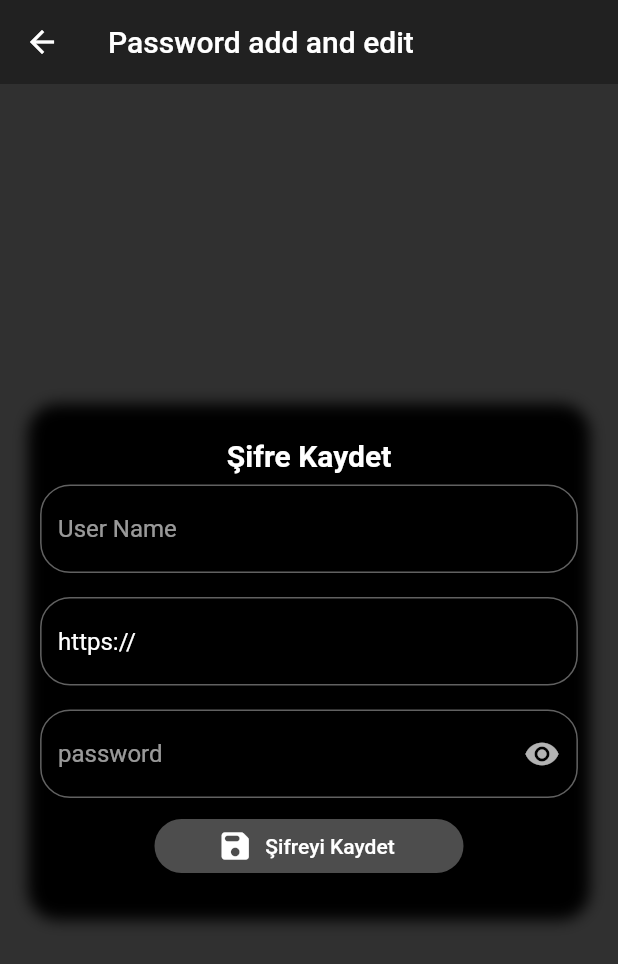
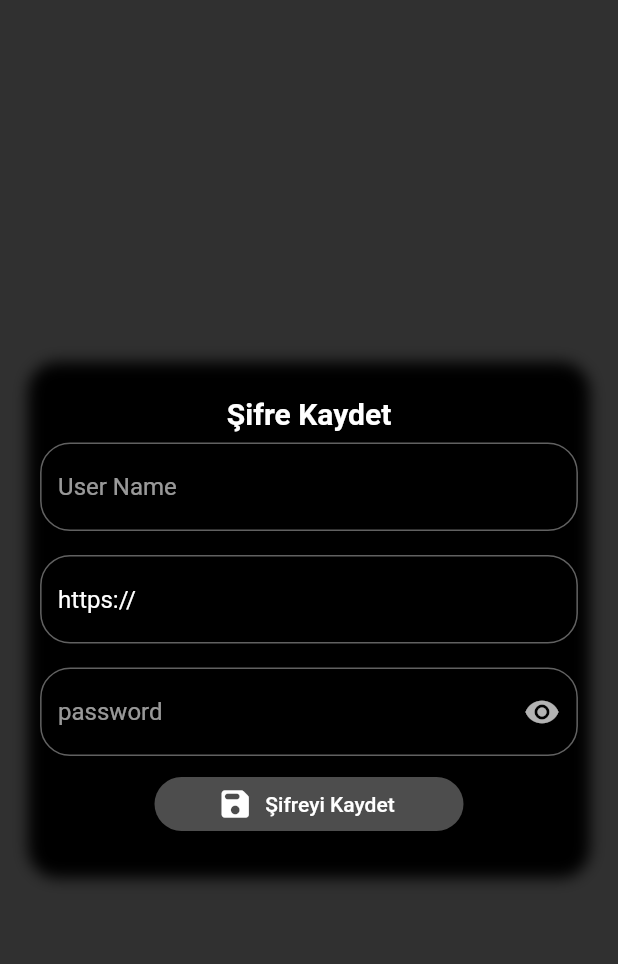
Before and after one commit to fidanci/password-manager, a Flutter app: the HomeScreen screen opened by its route, after a tap on the "add" icon, on a phone screen of 412 x 824 dp. Shown: the top 964 px of the screen. Run offline on Flutter 3.47's test engine with Material 2 defaults, Android fonts, the phone set to English and light mode, and no system bars; our stand-ins replace flutter_secure_storage, sqflite; accounts and stored records are empty.

Commit message:
kodlar düzenlendi

```diff
--- a/lib/core/constants/router_constants.dart
+++ b/lib/core/constants/router_constants.dart
@@ -4,3 +4,4 @@ const HOME_SCREEN = '/homeScreen';
 const ADD_PASSWORD = '/addPassword';
 const DETAIL_PASSWORD = '/detailPassword';
 const UPDATE_PASSWORD = '/updatePassword';
+const SETTING_SCREEN = '/settingScreen';
--- a/lib/core/routes/router.dart
+++ b/lib/core/routes/router.dart
@@ -5,6 +5,7 @@ import 'package:password_manager/view/detail_password/detail_password_screen.dar
 import 'package:password_manager/view/home_screen/home_screen.dart';
 import 'package:password_manager/view/login_screen/login_screen.dart';
 import 'package:password_manager/view/set_first_password/set_first_password.dart';
+import 'package:password_manager/view/settings_screen/setting_screen.dart';
 import 'package:password_manager/view/update_password/update_password.dart';
 
 class Routers {
@@ -22,6 +23,8 @@ class Routers {
         return MaterialPageRoute(builder: (_) => DetailPasswordScreen());
       case UPDATE_PASSWORD:
         return MaterialPageRoute(builder: (_) => UpdatePassword());
+      case SETTING_SCREEN:
+        return MaterialPageRoute(builder: (_) => SettingsScreen());
       default:
         return MaterialPageRoute(
           builder: (_) => Scaffold(
--- a/lib/view/add_password/add_password.dart
+++ b/lib/view/add_password/add_password.dart
@@ -1,4 +1,6 @@
 import 'package:flutter/material.dart';
+import 'package:password_manager/view/components/edit_view_body_widget.dart';
+import 'package:password_manager/view/components/elevated_button_widget.dart';
 import 'package:password_manager/view/components/text_field_widget.dart';
 import 'package:password_manager/view/add_password/add_passwords_view_model.dart';
 import 'package:provider/provider.dart';
@@ -14,52 +16,55 @@ class AddPassword extends StatelessWidget {
     return WillPopScope(
       onWillPop: () => viewModel.popScopeFunction(),
       child: Scaffold(
-        appBar: AppBar(
-          title: Text("Password add and edit"),
-          elevation: 0,
+        body: bodyWidget(size, viewModel, context),
       ),
-        body: Form(
-          key: viewModel.formKey,
-          child: Center(
-            child: Container(
+    );
+  }
+
+  Widget bodyWidget(
+      Size size, AddPasswordsViewModel viewModel, BuildContext context) {
+    return EditScreenBodyWidget(
       height: size.height / 2.4,
       width: size.width / 1.1,
-              decoration: BoxDecoration(
-                borderRadius: BorderRadius.circular(20),
-                boxShadow: [
-                  BoxShadow(
-                    color: Colors.black,
-                    offset: Offset(0.0, 1.5),
-                    blurRadius: 8.0,
-                  ),
+      body: Column(
+        children: [
+          Spacer(),
+          titleText,
+          usernameTextField(viewModel),
+          urlTextField(viewModel),
+          passwordTextField(viewModel),
+          elevatedSaveButton(viewModel, context),
+          Spacer(),
         ],
       ),
-              child: Column(
-                children: [
-                  Spacer(),
-                  Text(
+    );
+  }
+
+  Widget get titleText => Text(
         "Şifre Kaydet",
         style: TextStyle(
           fontSize: 20,
           fontWeight: FontWeight.bold,
         ),
-                  ),
-                  TextFieldWidget(
+      );
+  Widget usernameTextField(AddPasswordsViewModel viewModel) => TextFieldWidget(
         onChanged: (String value) {
           viewModel.setUsername = value;
         },
         hintText: "User Name",
         obscureText: false,
-                  ),
-                  TextFieldWidget(
+      );
+
+  Widget urlTextField(AddPasswordsViewModel viewModel) => TextFieldWidget(
         initValue: "https://",
         onChanged: (String value) {
           viewModel.setPassURL = value;
         },
         hintText: "Url",
         obscureText: false,
-                  ),
-                  TextFieldWidget(
+      );
+
+  Widget passwordTextField(AddPasswordsViewModel viewModel) => TextFieldWidget(
         onChanged: (String value) {
           viewModel.setPassword = value;
         },
@@ -68,33 +73,17 @@ class AddPassword extends StatelessWidget {
         suffixIcon: GestureDetector(
           onTap: () => viewModel.changeIsObscure(),
           child: Icon(
-                        viewModel.isObscureText
-                            ? Icons.visibility
-                            : Icons.visibility_off,
-                      ),
-                    ),
-                  ),
-                  ElevatedButton.icon(
-                    icon: Icon(Icons.save_rounded),
-                    label: Text("Şifreyi Kaydet"),
-                    style: ButtonStyle(
-                      backgroundColor:
-                          MaterialStateProperty.all(Colors.white30),
-                      shape: MaterialStateProperty.all(StadiumBorder()),
-                      fixedSize: MaterialStateProperty.all(
-                          Size.fromWidth(size.width / 2)),
-                    ),
-                    onPressed: () => viewModel.save(
-                        context: context,
-                        passwordDatabase: viewModel.passwordDatabase),
-                  ),
-                  Spacer(),
-                ],
-              ),
-            ),
-          ),
+            viewModel.isObscureText ? Icons.visibility : Icons.visibility_off,
           ),
         ),
       );
+
+  Widget elevatedSaveButton(
+          AddPasswordsViewModel viewModel, BuildContext context) =>
+      ElevatedButtonWidget(
+        icon: Icon(Icons.save_rounded),
+        text: "Şifreyi Kaydet",
+        onPressed: () => viewModel.save(
+            context: context, passwordDatabase: viewModel.passwordDatabase),
+      );
 }
-}
--- /dev/null
+++ b/lib/view/components/edit_view_body_widget.dart
@@ -0,0 +1,32 @@
+import 'package:flutter/material.dart';
+
+class EditScreenBodyWidget extends StatelessWidget {
+  final double? height;
+  final double? width;
+  final Widget body;
+
+  const EditScreenBodyWidget(
+      {Key? key, this.height, this.width, required this.body})
+      : super(key: key);
+
+  @override
+  Widget build(BuildContext context) {
+    return Center(
+      child: Container(
+        height: this.height,
+        width: this.width,
+        decoration: BoxDecoration(
+          borderRadius: BorderRadius.circular(20),
+          boxShadow: [
+            BoxShadow(
+              color: Colors.black,
+              offset: Offset(0.0, 1.5),
+              blurRadius: 8.0,
+            ),
+          ],
+        ),
+        child: this.body,
+      ),
+    );
+  }
+}
--- a/lib/view/home_screen/home_screen.dart
+++ b/lib/view/home_screen/home_screen.dart
@@ -13,16 +13,21 @@ class HomeScreen extends StatelessWidget {
     var viewModel = Provider.of<HomeScreenViewModel>(context);
     viewModel.refreshPasswords(passwordsDatabase: viewModel.passwordsDatabase);
     return Scaffold(
-      appBar: AppBar(
-        title: Text('AnaSayfa'),
-      ),
+      appBar: appBar(context),
       body: buildListView(viewModel: viewModel),
-      floatingActionButton: FloatingActionButton(
-        child: Icon(Icons.add),
-        onPressed: () => Navigator.pushNamed(context, ADD_PASSWORD),
-      ),
+      floatingActionButton: floatingActionBar(context),
     );
   }
+
+  AppBar appBar(BuildContext context) => AppBar(
+        title: Text('AnaSayfa'),
+        actions: [
+          IconButton(
+            icon: Icon(Icons.settings),
+            onPressed: () => Navigator.pushNamed(context, SETTING_SCREEN),
+          ),
+        ],
+      );
 
   Widget buildListView({required HomeScreenViewModel viewModel}) =>
       RefreshIndicator(
@@ -45,4 +50,10 @@ class HomeScreen extends StatelessWidget {
                 ),
               ),
       );
+
+  FloatingActionButton floatingActionBar(BuildContext context) =>
+      FloatingActionButton(
+        child: Icon(Icons.add),
+        onPressed: () => Navigator.pushNamed(context, ADD_PASSWORD),
+      );
 }
--- a/lib/view/set_first_password/set_password_view_model.dart
+++ b/lib/view/set_first_password/set_password_view_model.dart
@@ -29,11 +29,7 @@ class SetPasswordViewmodel extends ChangeNotifier {
         service.setValue(
             type: SharedPreferencesEnum.FIRS_INITIALIZE,
             value: true.toString());
-        service.getAllValue().then((value) {
-          value?.forEach((key, value) {
-            debugPrint(key + "  " + value);
-          });
-        });
+        service.getAllValue();
       } catch (e) {
         debugPrint(e.toString());
       } finally {
```
Also changed, not shown: lib/core/constants/provider_constants.dart (added, +17 -0 lines), lib/main.dart (+2 -14 lines), lib/view/detail_password/detail_password_screen.dart (+28 -19 lines), lib/view/login_screen/login_screen.dart (+31 -27 lines), lib/view/set_first_password/set_first_password.dart (+30 -24 lines), lib/view/settings_screen/setting_screen.dart (added, +19 -0 lines), lib/view/update_password/update_password.dart (+42 -39 lines), lib/view/settings_screen/setting_screen_view_model.dart (added). Lines whose indentation alone changed are shown as unchanged.
